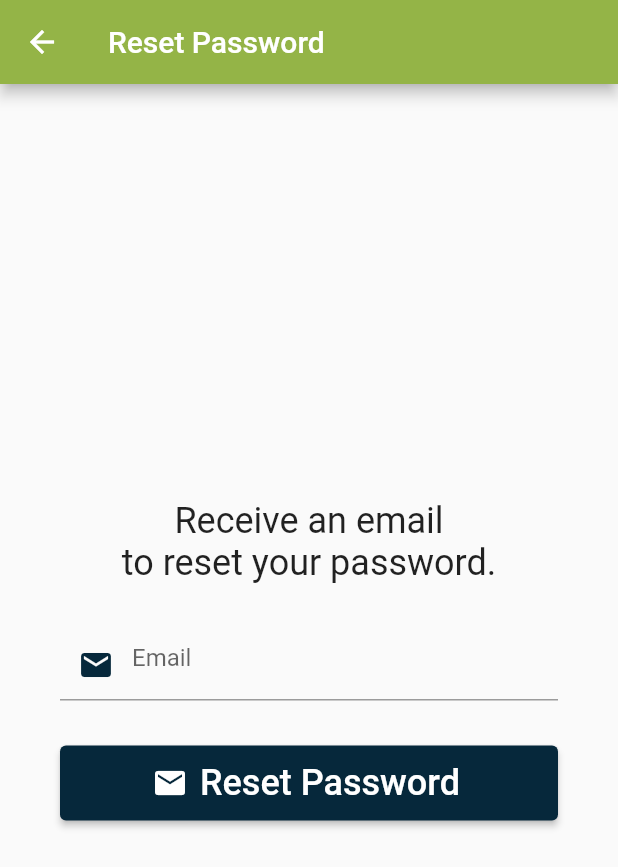
After one commit to Omihiraj/claen_app, a Flutter app: the ForgetPass screen opened directly, on a phone screen of 412 x 824 dp. The commit adds this screen. Shown: the top 867 px of the screen. Run offline on Flutter 3.47's test engine with Material 2 defaults, Android fonts, the phone set to English and light mode, and no system bars; our stand-ins replace cloud_firestore, email_validator, firebase_auth, firebase_core, geolocator; accounts and stored records are empty; network calls fail.

Commit message:
Validation

```diff
--- a/lib/constants/constants.dart
+++ b/lib/constants/constants.dart
@@ -1,4 +1,4 @@
 import 'package:flutter/material.dart';
 
-const primaryColor = Color(0xFF63A0A3);
+const primaryColor = Color(0xFF94B447);
 const secondaryColor = Color(0xFF06283B);
--- a/lib/main.dart
+++ b/lib/main.dart
@@ -1,5 +1,6 @@
 import 'package:clean_app/constants/constants.dart';
 import 'package:clean_app/models/get_total.dart';
+import 'package:clean_app/utils/snack_bar.dart';
 import 'package:clean_app/views/cart_screen.dart';
 
 import 'package:clean_app/views/home_screen.dart';
@@ -26,7 +27,8 @@ class MyApp extends StatelessWidget {
 
   @override
   Widget build(BuildContext context) {
-    return const MaterialApp(
+    return MaterialApp(
+      scaffoldMessengerKey: Utils.messengerKey,
       debugShowCheckedModeBanner: false,
       home: MainPage(),
     );
--- a/lib/services/firebase_service.dart
+++ b/lib/services/firebase_service.dart
@@ -3,6 +3,7 @@ import 'package:clean_app/models/get_total.dart';
 import 'package:clean_app/models/location.dart';
 import 'package:clean_app/models/service.dart';
 import 'package:clean_app/models/user_data.dart';
+import 'package:clean_app/utils/snack_bar.dart';
 import 'package:clean_app/views/cart_screen.dart';
 import 'package:cloud_firestore/cloud_firestore.dart';
 import 'package:firebase_auth/firebase_auth.dart';
@@ -103,11 +104,24 @@ class FireService {
     }
   }
 
-  static Future signUpFire(String user, String pass) async {
+  static Future signUpFire(String user, String pass, final formKey) async {
+    final isValid = formKey.currentState!.validate();
+    if (!isValid) return;
     try {
       await FirebaseAuth.instance
           .createUserWithEmailAndPassword(email: user, password: pass);
     } on FirebaseAuthException catch (e) {
+      Utils.showSnackBar(e.message);
+      print(e);
+    }
+  }
+
+  static Future resetPass(String email) async {
+    try {
+      await FirebaseAuth.instance.sendPasswordResetEmail(email: email);
+      Utils.showSnackBar("Password Reset Email Sent");
+    } on FirebaseAuthException catch (e) {
+      Utils.showSnackBar(e.message);
       print(e);
     }
   }
--- /dev/null
+++ b/lib/views/pages/forget_pass.dart
@@ -0,0 +1,84 @@
+import 'package:clean_app/constants/constants.dart';
+import 'package:clean_app/services/firebase_service.dart';
+import 'package:email_validator/email_validator.dart';
+import 'package:flutter/material.dart';
+
+class ForgetPass extends StatefulWidget {
+  const ForgetPass({Key? key}) : super(key: key);
+
+  @override
+  State<ForgetPass> createState() => _ForgetPassState();
+}
+
+class _ForgetPassState extends State<ForgetPass> {
+  final emailController = TextEditingController();
+
+  @override
+  void dispose() {
+    emailController.dispose();
+
+    super.dispose();
+  }
+
+  @override
+  Widget build(BuildContext context) {
+    double screenWidth = MediaQuery.of(context).size.width;
+    return Scaffold(
+      appBar: AppBar(
+        title: const Text("Reset Password"),
+        backgroundColor: primaryColor,
+      ),
+      body: Padding(
+        padding: const EdgeInsets.symmetric(horizontal: 40.0),
+        child: Column(
+          mainAxisAlignment: MainAxisAlignment.center,
+          children: [
+            const SizedBox(
+              child: Text(
+                "Receive an email \nto reset your password.",
+                textAlign: TextAlign.center,
+                style: TextStyle(fontSize: 24),
+              ),
+            ),
+            const SizedBox(
+              height: 30,
+            ),
+            TextFormField(
+              controller: emailController,
+              keyboardType: TextInputType.emailAddress,
+              decoration: const InputDecoration(
+                prefixIcon: Icon(
+                  Icons.email,
+                  color: secondaryColor,
+                ),
+                hintText: 'Email',
+                contentPadding:
+                    EdgeInsets.only(left: 20.0, top: 10, bottom: 10),
+              ),
+              autovalidateMode: AutovalidateMode.onUserInteraction,
+              validator: (email) =>
+                  email != null && !EmailValidator.validate(email)
+                      ? 'Enter Valid Email'
+                      : null,
+            ),
+            const SizedBox(
+              height: 30,
+            ),
+            ElevatedButton.icon(
+                style: ElevatedButton.styleFrom(
+                    primary: secondaryColor,
+                    minimumSize: const Size.fromHeight(50)),
+                onPressed: () {
+                  FireService.resetPass(emailController.text.trim());
+                },
+                icon: const Icon(Icons.email),
+                label: const Text("Reset Password",
+                    style: TextStyle(
+                      fontSize: 24,
+                    )))
+          ],
+        ),
+      ),
+    );
+  }
+}
--- a/pubspec.yaml
+++ b/pubspec.yaml
@@ -39,6 +39,7 @@ dependencies:
   geolocator: ^9.0.1
   provider: ^6.0.3
   firebase_auth: ^3.4.2
+  email_validator: ^2.1.2
 
 dev_dependencies:
   flutter_test:
```
Also changed, not shown: lib/utils/snack_bar.dart (added, +14 -0 lines), lib/views/order_screen.dart (+3 -6 lines), lib/views/pages/booking_extend.dart (added, +398 -0 lines), lib/views/pages/sign_in.dart (+18 -0 lines), lib/views/pages/sign_up.dart (+23 -6 lines), assets/main-cleaner.png, pubspec.lock.
